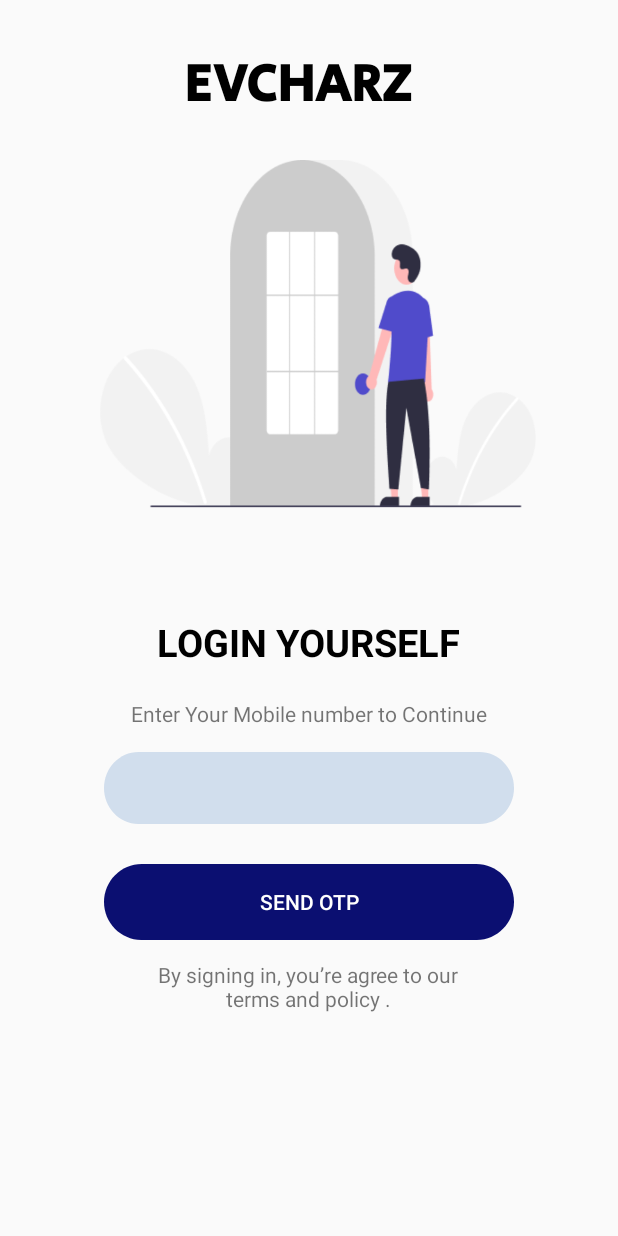
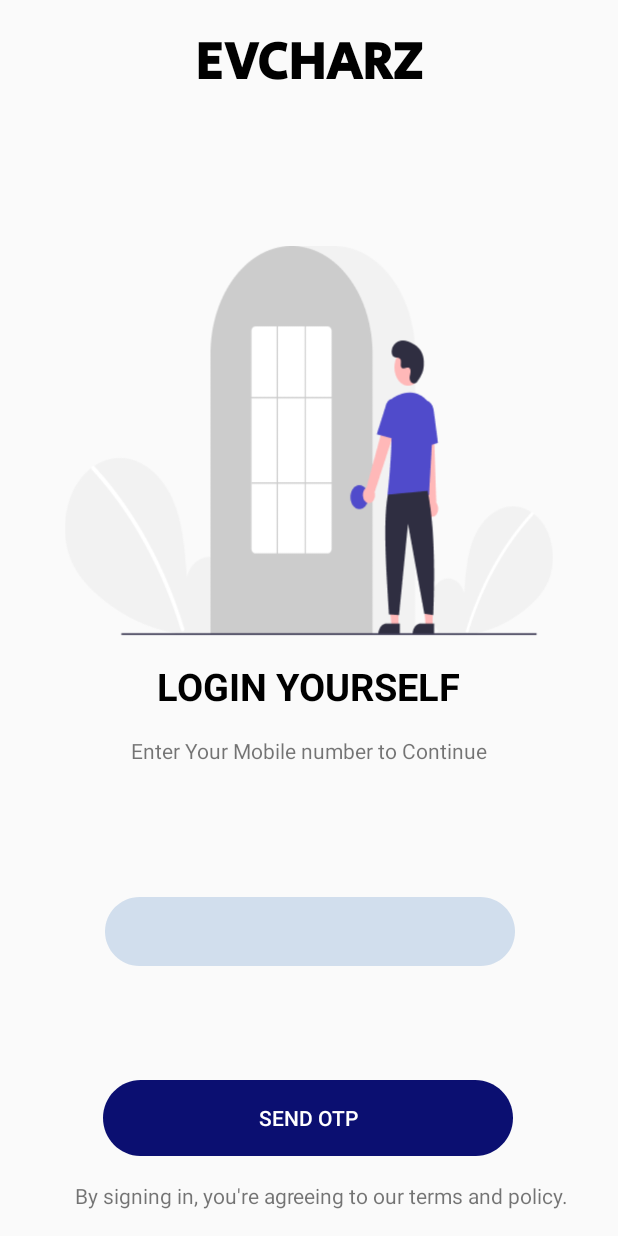
Before and after one commit to AadeshPatil/EvCharz, an Android app: the screen it shows after launch (LoginActivity), on a phone screen of 412 x 824 dp. Run offline under Robolectric (Android 15) with nearby library versions, the phone set to English and light mode, and no system bars; our stand-ins replace Firebase (no records; nobody signed in at launch, a user with empty details on screens opened directly); 1 statement that could not run was skipped.

Commit message:
update code

```diff
--- a/app/src/main/java/com/project/evcharz/MainActivity.java
+++ b/app/src/main/java/com/project/evcharz/MainActivity.java
@@ -8,7 +8,7 @@ import androidx.appcompat.app.AppCompatActivity;
 import com.google.firebase.FirebaseApp;
 import com.project.evcharz.Pages.HomeActivity;
 import com.project.evcharz.Pages.LoginActivity;
-
+import com.project.evcharz.R;
 
 public class MainActivity extends AppCompatActivity {
     String loggedUserMbNumber;
--- a/app/src/main/java/com/project/evcharz/Pages/SplashScreen.java
+++ b/app/src/main/java/com/project/evcharz/Pages/SplashScreen.java
@@ -4,12 +4,9 @@ import android.content.Intent;
 import android.os.Bundle;
 import android.os.Handler;
 
-
 import androidx.appcompat.app.AppCompatActivity;
 
-import com.google.firebase.FirebaseApp;
 import com.project.evcharz.MainActivity;
-import com.project.evcharz.R;
 
 public class SplashScreen extends AppCompatActivity {
 
--- a/app/src/main/res/layout/activity_login.xml
+++ b/app/src/main/res/layout/activity_login.xml
@@ -6,87 +6,83 @@
     android:layout_height="match_parent"
     android:textAlignment="center"
     android:gravity="center"
-    tools:context=".Pages.LoginActivity">
-
+    tools:context="com.project.evcharz.Pages.LoginActivity">
 
     <ImageView
         android:id="@+id/imageView"
-        android:layout_width="368dp"
-        android:layout_height="232dp"
+        android:layout_width="0dp"
+        android:layout_height="0dp"
+        android:layout_marginTop="164dp"
         android:contentDescription="@string/reg_img"
-        app:layout_constraintBottom_toBottomOf="parent"
+        app:layout_constraintDimensionRatio="368:232"
         app:layout_constraintEnd_toEndOf="parent"
-        app:layout_constraintHorizontal_bias="0.64"
+        app:layout_constraintHorizontal_bias="0.0"
         app:layout_constraintStart_toStartOf="parent"
         app:layout_constraintTop_toTopOf="parent"
-        app:layout_constraintVertical_bias="0.18"
         app:srcCompat="@drawable/register" />
 
     <TextView
         android:id="@+id/textView"
         android:layout_width="wrap_content"
-        android:layout_height="31dp"
-        android:layout_marginTop="72dp"
+        android:layout_height="wrap_content"
         android:text="LOGIN YOURSELF"
         android:textColor="@color/black"
-        android:textSize="25dp"
+        android:textSize="25sp"
         android:textStyle="bold"
+        app:layout_constraintStart_toStartOf="parent"
+        app:layout_constraintTop_toBottomOf="@+id/imageView"
         app:layout_constraintEnd_toEndOf="parent"
-        app:layout_constraintStart_toStartOf="parent"
-        app:layout_constraintTop_toBottomOf="@+id/imageView" />
+        android:layout_marginTop="16dp"/>
 
     <TextView
         android:id="@+id/textView2"
         android:layout_width="wrap_content"
         android:layout_height="wrap_content"
-        android:layout_marginTop="24dp"
         android:text="Enter Your Mobile number to Continue"
+        app:layout_constraintStart_toStartOf="parent"
         app:layout_constraintEnd_toEndOf="parent"
-        app:layout_constraintStart_toStartOf="parent"
-        app:layout_constraintTop_toBottomOf="@+id/textView" />
+        app:layout_constraintTop_toBottomOf="@+id/textView"
+        android:layout_marginTop="16dp"/>
 
     <EditText
         android:id="@+id/txt_phoneNo"
         android:layout_width="wrap_content"
         android:layout_height="wrap_content"
-        android:layout_marginTop="16dp"
+        android:layout_marginTop="88dp"
         android:background="@drawable/numberinput"
-        android:ems="10"
         android:inputType="phone"
         android:maxLength="10"
-        android:minHeight="48dp"
         android:paddingStart="25dp"
         app:layout_constraintEnd_toEndOf="parent"
+        app:layout_constraintHorizontal_bias="0.503"
         app:layout_constraintStart_toStartOf="parent"
-        app:layout_constraintTop_toBottomOf="@+id/textView2"
-        tools:ignore="SpeakableTextPresentCheck" />
+        app:layout_constraintTop_toBottomOf="@+id/textView2" />
 
     <Button
         android:id="@+id/btn_sendOtp"
         android:layout_width="wrap_content"
         android:layout_height="wrap_content"
+        android:layout_marginTop="76dp"
         android:background="@drawable/btn_bg"
-        android:enabled="true"
         android:text="Send OTP"
         android:textColor="@color/white"
-        app:layout_constraintBottom_toTopOf="@+id/textView3"
         app:layout_constraintEnd_toEndOf="parent"
+        app:layout_constraintHorizontal_bias="0.496"
         app:layout_constraintStart_toStartOf="parent"
-        app:layout_constraintTop_toBottomOf="@+id/txt_phoneNo"
-        app:layout_constraintVertical_bias="0.666"
-        tools:ignore="UnknownId" />
+        app:layout_constraintTop_toBottomOf="@+id/txt_phoneNo" />
 
     <TextView
         android:id="@+id/textView3"
-        android:layout_width="226dp"
-        android:layout_height="56dp"
-        android:layout_marginBottom="128dp"
-        android:text="By signing in, you’re agree to our terms and policy ."
-        android:textAlignment="center"
+        android:layout_width="wrap_content"
+        android:layout_height="wrap_content"
+        android:layout_marginBottom="16dp"
+        android:text="By signing in, you're agreeing to our terms and policy."
         app:layout_constraintBottom_toBottomOf="parent"
         app:layout_constraintEnd_toEndOf="parent"
-        app:layout_constraintHorizontal_bias="0.497"
-        app:layout_constraintStart_toStartOf="parent" />
+        app:layout_constraintHorizontal_bias="0.604"
+        app:layout_constraintStart_toStartOf="parent"
+        app:layout_constraintTop_toBottomOf="@+id/btn_sendOtp"
+        app:layout_constraintVertical_bias="0.933" />
 
     <ProgressBar
         android:id="@+id/progressBar"
@@ -94,27 +90,23 @@
         android:layout_width="wrap_content"
         android:layout_height="wrap_content"
         android:visibility="invisible"
-        app:layout_constraintBottom_toTopOf="@+id/txt_phoneNo"
+        app:layout_constraintTop_toBottomOf="@+id/textView2"
+        app:layout_constraintStart_toStartOf="parent"
         app:layout_constraintEnd_toEndOf="parent"
-        app:layout_constraintHorizontal_bias="0.536"
-        app:layout_constraintStart_toStartOf="parent"
-        app:layout_constraintTop_toBottomOf="@+id/textView2"
-        app:layout_constraintVertical_bias="1.0" />
+        android:layout_marginTop="16dp"/>
 
     <TextView
         android:id="@+id/textView26"
-        android:layout_width="167dp"
-        android:layout_height="62dp"
+        android:layout_width="wrap_content"
+        android:layout_height="wrap_content"
         android:text="@string/app_name"
         android:textAllCaps="true"
         android:textColor="@color/black"
         android:textSize="35sp"
         android:textStyle="bold"
         android:fontFamily="@font/secularone_regular"
-        app:layout_constraintBottom_toTopOf="@+id/imageView"
+        app:layout_constraintTop_toTopOf="parent"
+        app:layout_constraintStart_toStartOf="parent"
         app:layout_constraintEnd_toEndOf="parent"
-        app:layout_constraintStart_toStartOf="parent"
-        app:layout_constraintTop_toTopOf="parent"
-        app:layout_constraintVertical_bias="0.693" />
-
+        android:layout_marginTop="16dp"/>
 </androidx.constraintlayout.widget.ConstraintLayout>
--- a/app/src/main/res/layout/activity_main.xml
+++ b/app/src/main/res/layout/activity_main.xml
@@ -5,7 +5,7 @@
     android:layout_width="match_parent"
     android:layout_height="match_parent"
 
-    tools:context=".MainActivity">
+    tools:context="com.project.evcharz.MainActivity">
 
 
 
--- a/app/src/main/res/layout/activity_splash_screen.xml
+++ b/app/src/main/res/layout/activity_splash_screen.xml
@@ -4,7 +4,7 @@
     xmlns:tools="http://schemas.android.com/tools"
     android:layout_width="match_parent"
     android:layout_height="match_parent"
-    tools:context=".Pages.SplashScreen">
+    tools:context="com.project.evcharz.Pages.SplashScreen">
 
     <ImageView
         android:id="@+id/img_splash"
```
Also changed, not shown: app/src/main/AndroidManifest.xml (+18 -18 lines).
